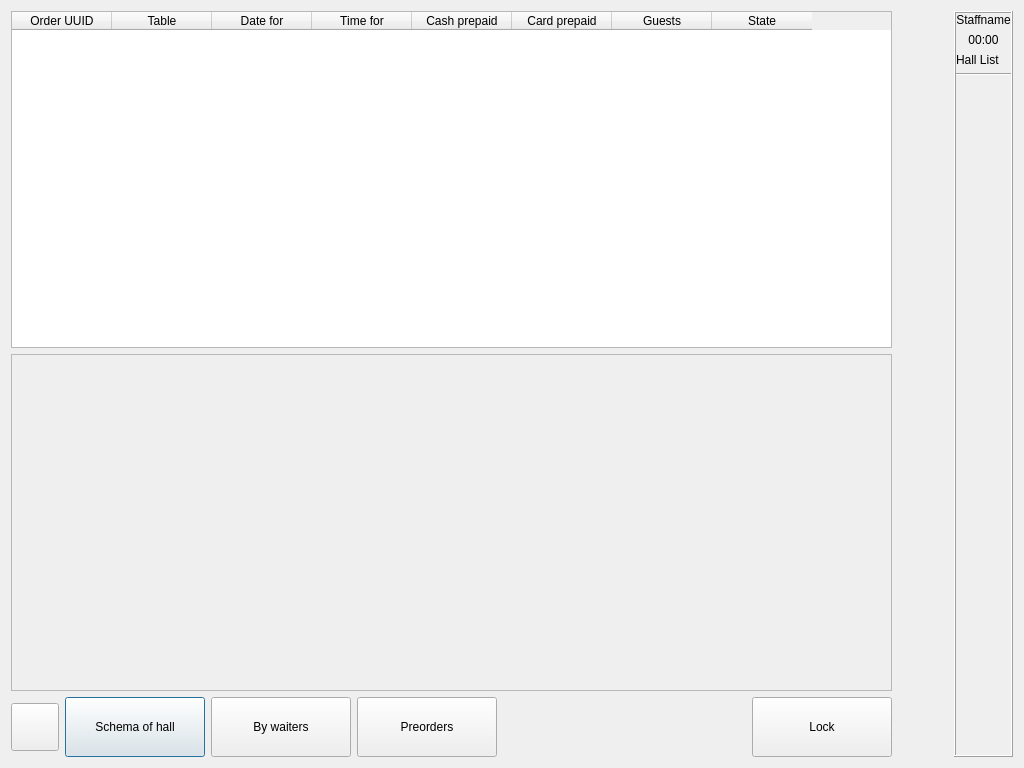
The window that Waiter/dlgface.ui (End1-1/Cafe5) describes before a commit, drawn with Qt 5.
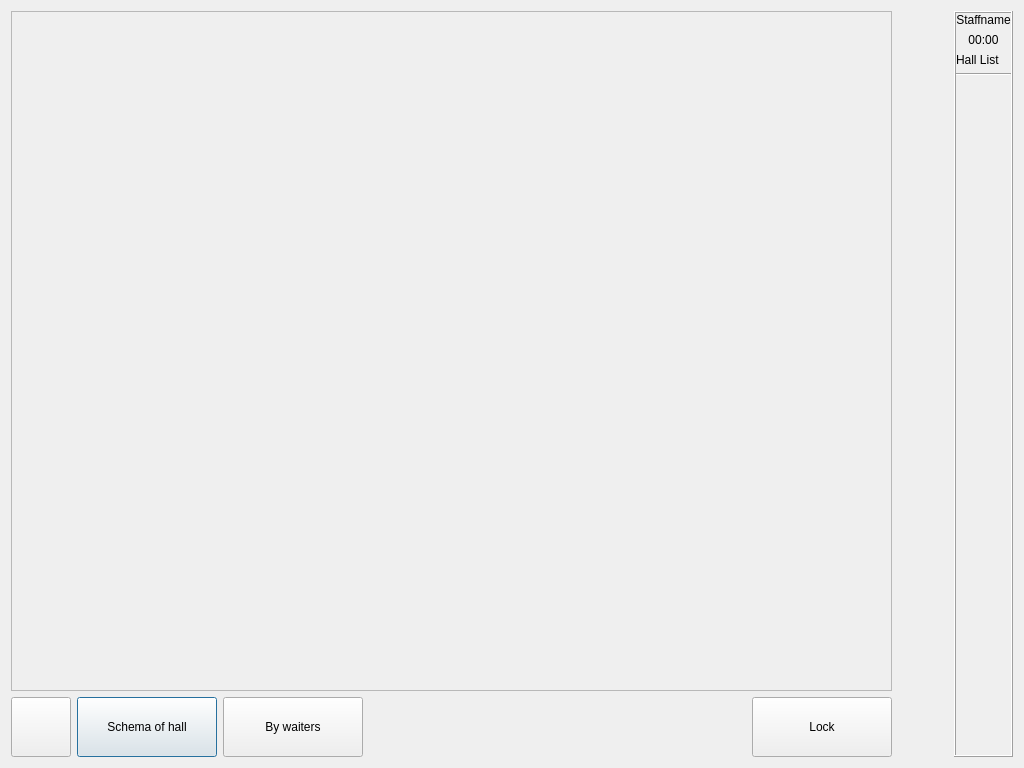
The same window after the commit. Icons and pictures are not drawn. Custom widgets are drawn as their Qt base class.

Commit message: Waiter preorders, store output bug fix

```diff
--- a/Waiter/dlgface.ui
+++ b/Waiter/dlgface.ui
@@ -140,14 +140,14 @@
        <widget class="QToolButton" name="btnCancel">
         <property name="minimumSize">
          <size>
-          <width>48</width>
-          <height>48</height>
+          <width>60</width>
+          <height>60</height>
          </size>
         </property>
         <property name="maximumSize">
          <size>
-          <width>48</width>
-          <height>48</height>
+          <width>60</width>
+          <height>60</height>
          </size>
         </property>
         <property name="text">
@@ -191,31 +191,6 @@
         </property>
        </widget>
       </item>
-      <item>
-       <widget class="QToolButton" name="btnShowHidePreorders">
-        <property name="minimumSize">
-         <size>
-          <width>140</width>
-          <height>60</height>
-         </size>
-        </property>
-        <property name="maximumSize">
-         <size>
-          <width>16777215</width>
-          <height>16777215</height>
-         </size>
-        </property>
-        <property name="text">
-         <string>Preorders</string>
-        </property>
-        <property name="iconSize">
-         <size>
-          <width>32</width>
-          <height>32</height>
-         </size>
-        </property>
-       </widget>
-      </item>
       <item>
        <spacer name="horizontalSpacer_2">
         <property name="orientation">
@@ -285,56 +260,6 @@
       <property name="bottomMargin">
        <number>0</number>
       </property>
-      <item>
-       <widget class="C5TableWidget" name="tblReserved">
-        <property name="sizePolicy">
-         <sizepolicy hsizetype="Expanding" vsizetype="Expanding">
-          <horstretch>1</horstretch>
-          <verstretch>1</verstretch>
-         </sizepolicy>
-        </property>
-        <column>
-         <property name="text">
-          <string>Order UUID</string>
-         </property>
-        </column>
-        <column>
-         <property name="text">
-          <string>Table</string>
-         </property>
-        </column>
-        <column>
-         <property name="text">
-          <string>Date for</string>
-         </property>
-        </column>
-        <column>
-         <property name="text">
-          <string>Time for</string>
-         </property>
-        </column>
-        <column>
-         <property name="text">
-          <string>Cash prepaid</string>
-         </property>
-        </column>
-        <column>
-         <property name="text">
-          <string>Card prepaid</string>
-         </property>
-        </column>
-        <column>
-         <property name="text">
-          <string>Guests</string>
-         </property>
-        </column>
-        <column>
-         <property name="text">
-          <string>State</string>
-         </property>
-        </column>
-       </widget>
-      </item>
       <item>
        <widget class="QWidget" name="whall" native="true">
         <property name="sizePolicy">
@@ -408,13 +333,6 @@
   </layout>
  </widget>
  <layoutdefault spacing="6" margin="11"/>
- <customwidgets>
-  <customwidget>
-   <class>C5TableWidget</class>
-   <extends>QTableWidget</extends>
-   <header location="global">c5tablewidget.h</header>
-  </customwidget>
- </customwidgets>
  <resources>
   <include location="../resources/res.qrc"/>
  </resources>
```
Left out of the diff: 5 changed lines with no effect on the pictures. The commit also changes 127 other files.
